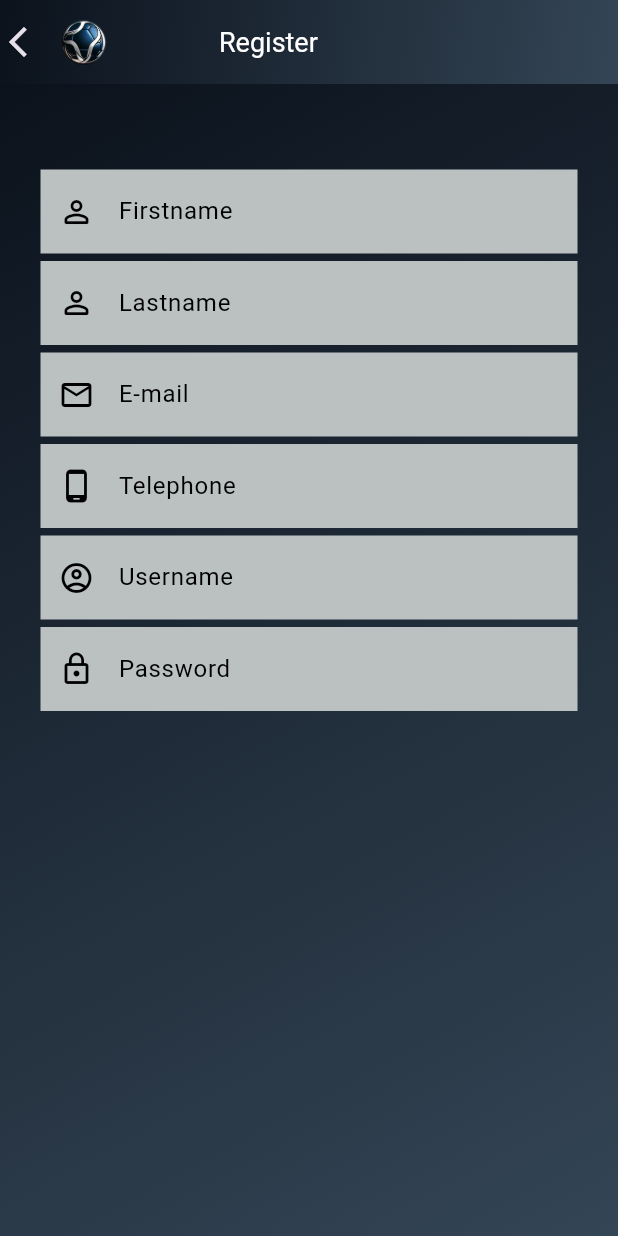
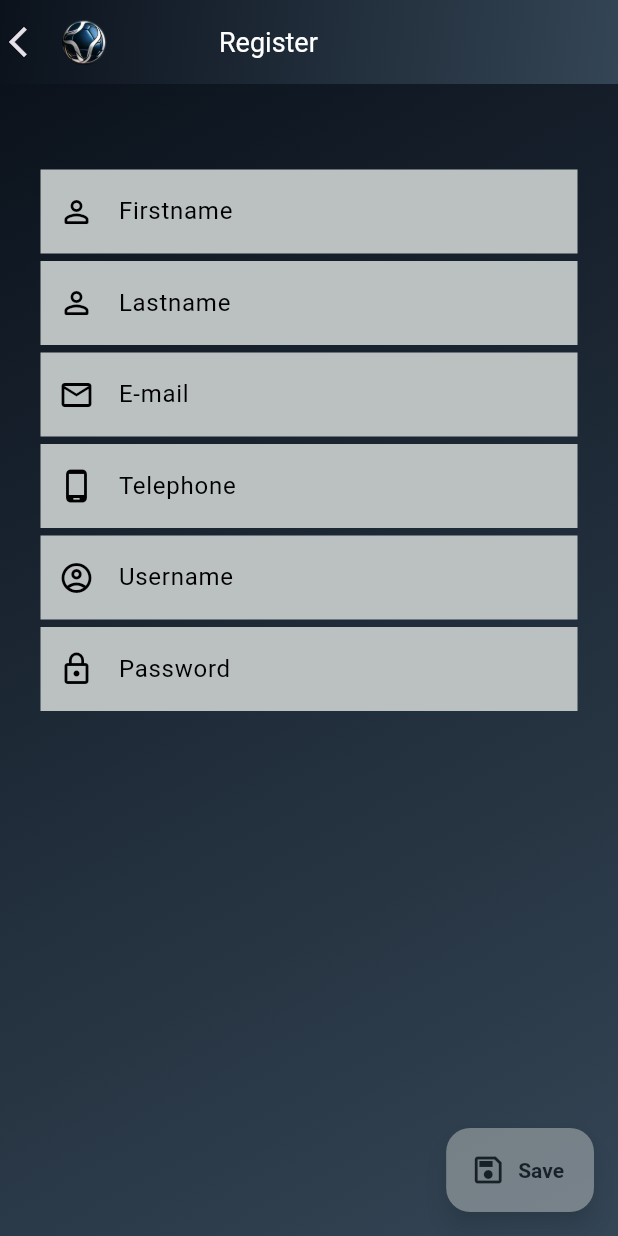
Before and after one commit to laertmascioli/M26.FrontEnd, a Flutter app: the RegisterPage screen opened directly, on a phone screen of 412 x 824 dp. Run offline on Flutter 3.47's test engine with Material 3 defaults, Android fonts, the phone set to English and light mode, and no system bars; our stand-ins replace dio, shared_preferences; accounts and stored records are empty.

Commit message:
Foii porraaaaaa

```diff
--- a/lib/login/login_service.dart
+++ b/lib/login/login_service.dart
@@ -13,7 +13,8 @@ class LoginService {
   getLogin(String username, String password) async {
     try {
       // final loginModel = LoginModel(username, password);
-      final loginModel = LoginModel('jmascioli', '123456');
+      // final loginModel = LoginModel('jmascioli', '123456');
+      final loginModel = LoginModel('harley', '123456');
 
       final response = await http.post(
         Uri.parse('${Globals().urlApi}User/login'),
--- /dev/null
+++ b/lib/register/register_model.dart
@@ -0,0 +1,60 @@
+import 'package:json_annotation/json_annotation.dart';
+
+@JsonSerializable()
+class RegisterModel {
+  final String userName;
+  final String firstname;
+  final String lastname;
+  final String userPassword;
+  final String userEmail;
+  final String userType;
+  final String firstLogon;
+  final String lastLogon;
+  final String createDate;
+  final String userActive;
+  final String active;
+  final String defaulter;
+
+  RegisterModel(
+      this.userName,
+      this.firstname,
+      this.lastname,
+      this.userPassword,
+      this.userEmail,
+      this.userType,
+      this.firstLogon,
+      this.lastLogon,
+      this.createDate,
+      this.userActive,
+      this.active,
+      this.defaulter);
+
+  RegisterModel.fromJson(Map<String, dynamic> json)
+      : userName = json['UserName'] as String,
+        firstname = json['Firstname'] as String,
+        lastname = json['Lastname'] as String,
+        userPassword = json['UserPassword'] as String,
+        userEmail = json['UserEmail'] as String,
+        userType = json['UserType'] as String,
+        firstLogon = json['firstLogon'] as String,
+        lastLogon = json['lastLogon'] as String,
+        createDate = json['createDate'] as String,
+        userActive = json['UserActive'] as String,
+        active = json['Active'] as String,
+        defaulter = json['defaulter'] as String;
+
+  Map<String, dynamic> toJson() => {
+        'UserName': userName,
+        'Firstname': firstname,
+        'Lastname': lastname,
+        'UserPassword': userPassword,
+        'UserEmail': userEmail,
+        'UserType': userType,
+        'firstLogon': firstLogon,
+        'lastLogon': lastLogon,
+        'createDate': createDate,
+        'UserActive': userActive,
+        'Active': active,
+        'defaulter': defaulter,
+      };
+}
--- a/lib/register/register_page.dart
+++ b/lib/register/register_page.dart
@@ -1,14 +1,34 @@
 import 'package:flutter/material.dart';
 import 'package:m26/login/login_page.dart';
+import 'package:m26/register/register_model.dart';
+import 'package:m26/register/register_service.dart';
 
-class RegisterPage extends StatelessWidget {
+class RegisterPage extends StatefulWidget {
   const RegisterPage({super.key});
+
+  @override
+  State<RegisterPage> createState() => _RegisterPageState();
+}
+
+class _RegisterPageState extends State<RegisterPage> {
+  var width = 0.0;
+  var height = 0.0;
+  var align = Alignment.topCenter;
+  // final _formKey = GlobalKey<FormState>();
+  final _txtUserName = TextEditingController();
+  final _txtFirstname = TextEditingController();
+  final _txtLastname = TextEditingController();
+  final _txtPassword = TextEditingController();
+  final _txtEmail = TextEditingController();
+  final _txtTelephone = TextEditingController();
+  final service = RegisterService();
 
   @override
   Widget build(BuildContext context) {
     return Scaffold(
       appBar: _getAppBar(),
       body: _getBody(),
+      floatingActionButton: _getFloatingActionButton(),
     );
   }
 
@@ -60,6 +80,54 @@ class RegisterPage extends StatelessWidget {
     );
   }
 
+  _getFloatingActionButton() {
+    return Opacity(
+      opacity: 0.5,
+      child: FloatingActionButton.extended(
+        onPressed: () async {
+          bool response = await service.addUser(
+            RegisterModel(
+                _txtUserName.text,
+                _txtFirstname.text,
+                _txtLastname.text,
+                _txtPassword.text,
+                _txtEmail.text,
+                "D",
+                "2024-07-03",
+                "2024-07-03",
+                "2024-07-03",
+                "Y",
+                "Y",
+                "Y"),
+          );
+
+          if (response) {
+            // ignore: use_build_context_synchronously
+            Navigator.of(context).pushReplacement(
+              PageRouteBuilder(
+                pageBuilder: (context, animation, secondaryAnimation) =>
+                    const LoginPage(),
+                settings: const RouteSettings(name: '/login'),
+              ),
+            );
+          }
+        },
+        backgroundColor: const Color(0xffbbc1c1),
+        icon: const Icon(
+          Icons.save_outlined,
+          color: Colors.black,
+        ),
+        label: const Text(
+          'Save',
+          style: TextStyle(
+              letterSpacing: 0,
+              fontWeight: FontWeight.bold,
+              color: Colors.black),
+        ),
+      ),
+    );
+  }
+
   _getBody() {
     return Container(
       padding: const EdgeInsets.all(27),
@@ -91,6 +159,7 @@ class RegisterPage extends StatelessWidget {
                 fillColor: Color(0xffbbc1c1),
                 filled: true,
               ),
+              controller: _txtFirstname,
             ),
             const SizedBox(
               height: 5,
@@ -110,6 +179,7 @@ class RegisterPage extends StatelessWidget {
                 fillColor: Color(0xffbbc1c1),
                 filled: true,
               ),
+              controller: _txtLastname,
             ),
             const SizedBox(
               height: 5,
@@ -129,6 +199,7 @@ class RegisterPage extends StatelessWidget {
                 fillColor: Color(0xffbbc1c1),
                 filled: true,
               ),
+              controller: _txtEmail,
             ),
             const SizedBox(
               height: 5,
@@ -148,6 +219,7 @@ class RegisterPage extends StatelessWidget {
                 fillColor: Color(0xffbbc1c1),
                 filled: true,
               ),
+              controller: _txtTelephone,
             ),
             const SizedBox(
               height: 5,
@@ -167,6 +239,7 @@ class RegisterPage extends StatelessWidget {
                 fillColor: Color(0xffbbc1c1),
                 filled: true,
               ),
+              controller: _txtUserName,
             ),
             const SizedBox(
               height: 5,
@@ -186,6 +259,7 @@ class RegisterPage extends StatelessWidget {
                 fillColor: Color(0xffbbc1c1),
                 filled: true,
               ),
+              controller: _txtPassword,
             ),
           ],
         ),
```
Also changed, not shown: lib/register/register_service.dart (added, +47 -0 lines).
